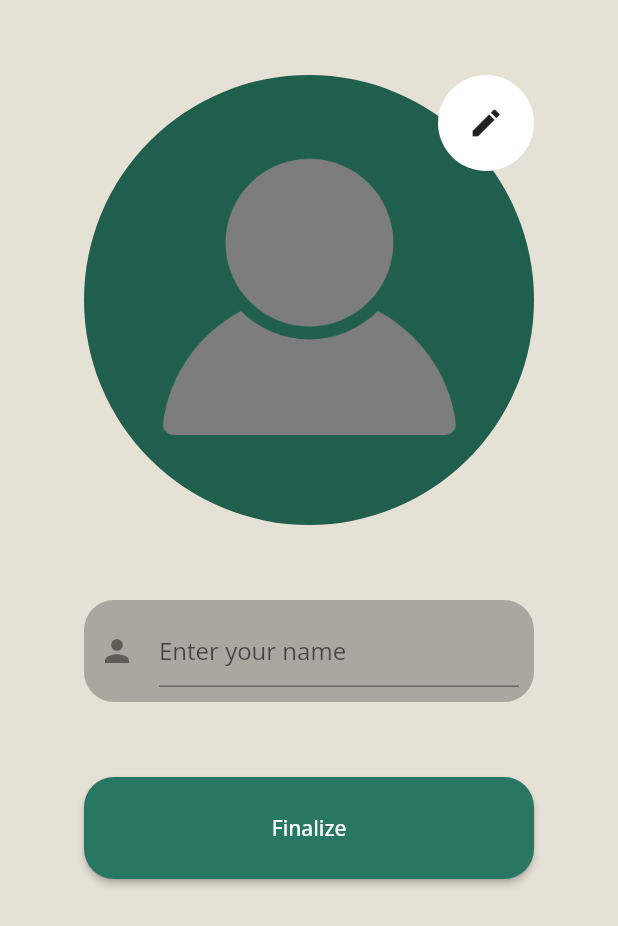
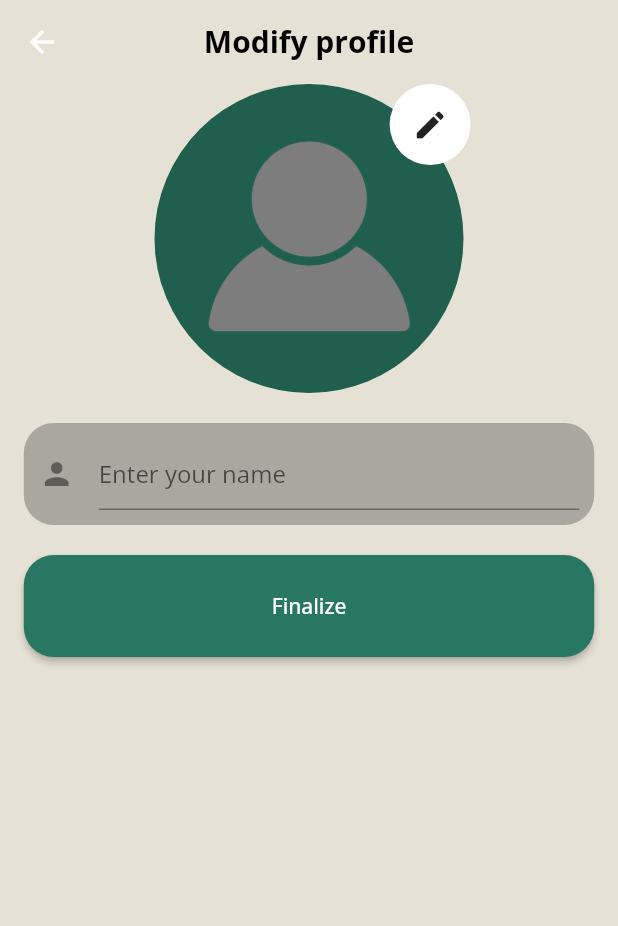
Before and after one commit to Buba98/dima_project, a Flutter app: the screen it shows once a user with an empty profile is signed in, item 2 of the bottom bar chosen, after a tap on "Modify", on a phone screen of 412 x 824 dp. Shown: the top 926 px of the screen. Run offline on Flutter 3.47's test engine with Material 2 defaults, Android fonts, the phone set to English and light mode, and no system bars; our stand-ins replace cloud_firestore, firebase_auth, firebase_core, firebase_storage, flutter_bloc, image_picker; accounts and stored records are empty.

Commit message:
Custom appbar and settings ui

```diff
--- /dev/null
+++ b/lib/custom_widgets/app_bar.dart
@@ -0,0 +1,29 @@
+import 'package:flutter/material.dart';
+
+class KAppBar extends StatelessWidget implements PreferredSizeWidget {
+  const KAppBar({
+    super.key,
+    required this.text,
+  });
+
+  final String text;
+
+  @override
+  Widget build(BuildContext context) {
+    return AppBar(
+      centerTitle: true,
+      elevation: 0,
+      backgroundColor: Colors.transparent,
+      title: Text(
+        text,
+        style: const TextStyle(
+          color: Colors.black,
+          fontWeight: FontWeight.bold,
+        ),
+      ),
+    );
+  }
+
+  @override
+  Size get preferredSize => const Size.fromHeight(kToolbarHeight);
+}
--- a/lib/custom_widgets/bottom_bar.dart
+++ b/lib/custom_widgets/bottom_bar.dart
@@ -56,5 +56,5 @@ class BottomBarState extends State<BottomBar> {
     );
   }
 
-  Size get preferredSize => const Size.fromHeight(kToolbarHeight);
+  Size get preferredSize => const Size.fromHeight(kBottomNavigationBarHeight);
 }
--- a/lib/home/home_screen.dart
+++ b/lib/home/home_screen.dart
@@ -1,5 +1,5 @@
+import 'package:dima_project/home/search/search_screen.dart';
 import 'package:dima_project/home/settings/modify_profile_screen.dart';
-import 'package:dima_project/home/search/search_screen.dart';
 import 'package:dima_project/home/settings/setting_screen.dart';
 import 'package:dima_project/loading/loading_screen.dart';
 import 'package:flutter/material.dart';
@@ -58,9 +58,6 @@ class _HomeState extends State<_Home> {
   @override
   Widget build(BuildContext context) {
     return Scaffold(
-      appBar: AppBar(
-        title: const Text('Walk the dog'),
-      ),
       body: bodyList[currentIndex],
       bottomNavigationBar: BottomBar(
         currentIndex: currentIndex,
--- a/lib/home/settings/modify_dog_screen.dart
+++ b/lib/home/settings/modify_dog_screen.dart
@@ -1,4 +1,3 @@
-import 'package:flutter/cupertino.dart';
 import 'package:flutter/material.dart';
 
 class ModifyDogScreen extends StatelessWidget {
--- a/lib/home/settings/modify_profile_screen.dart
+++ b/lib/home/settings/modify_profile_screen.dart
@@ -1,5 +1,6 @@
 import 'dart:io';
 
+import 'package:dima_project/custom_widgets/app_bar.dart';
 import 'package:dima_project/home/settings/profile_picture.dart';
 import 'package:dima_project/input/button.dart';
 import 'package:dima_project/input/text_input.dart';
@@ -35,26 +36,31 @@ class _ModifyProfileScreenState extends State<ModifyProfileScreen> {
   @override
   Widget build(BuildContext context) {
     return Scaffold(
+      appBar: const KAppBar(
+        text: 'Modify profile',
+      ),
       body: Center(
         child: SizedBox(
-          width: 300,
+          width: MediaQuery.of(context).size.width * 12 / 13,
           child: ListView(
             children: [
-              const SizedBox(
-                height: 50,
-              ),
-              GestureDetector(
+              Stack(
+                children: [
+                  Align(
+                    child: SizedBox(
+                      width: MediaQuery.of(context).size.width / 2,
+                      child: GestureDetector(
                         onTap: () async {
-                  final XFile? image =
-                      await ImagePicker().pickImage(source: ImageSource.camera);
+                          final XFile? image = await ImagePicker()
+                              .pickImage(source: ImageSource.camera);
 
                           if (image != null) {
                             setState(() => this.image = File(image.path));
                           }
                         },
                         child: FutureBuilder<String>(
-                  builder:
-                      (BuildContext context, AsyncSnapshot<String> snapshot) {
+                          builder: (BuildContext context,
+                              AsyncSnapshot<String> snapshot) {
                             if (image != null) {
                               return ProfilePicture(
                                 modify: true,
@@ -64,8 +70,8 @@ class _ModifyProfileScreenState extends State<ModifyProfileScreen> {
 
                             return ProfilePicture(
                               modify: true,
-                      backgroundImage:
-                          (snapshot.connectionState == ConnectionState.done &&
+                              backgroundImage: (snapshot.connectionState ==
+                                          ConnectionState.done &&
                                       snapshot.hasData)
                                   ? NetworkImage(snapshot.data!)
                                   : null,
@@ -73,8 +79,23 @@ class _ModifyProfileScreenState extends State<ModifyProfileScreen> {
                           },
                         ),
                       ),
+                    ),
+                  ),
+                  Positioned(
+                    top: 0,
+                    right: MediaQuery.of(context).size.width / 5,
+                    child: Container(
+                      decoration: BoxDecoration(
+                          color: Colors.white,
+                          borderRadius: BorderRadius.circular(50)),
+                      padding: const EdgeInsets.all(15),
+                      child: const Icon(Icons.mode),
+                    ),
+                  ),
+                ],
+              ),
               const SizedBox(
-                height: 50,
+                height: 20,
               ),
               TextInput(
                 hintText: 'Enter your name',
@@ -83,7 +104,7 @@ class _ModifyProfileScreenState extends State<ModifyProfileScreen> {
                 icon: Icons.person,
               ),
               const SizedBox(
-                height: 50,
+                height: 20,
               ),
               Button(
                 onPressed: () {
--- a/lib/home/settings/profile_picture.dart
+++ b/lib/home/settings/profile_picture.dart
@@ -13,35 +13,10 @@ class ProfilePicture extends StatelessWidget {
 
   @override
   Widget build(BuildContext context) {
-    return Stack(
-      alignment: Alignment.center,
-      children: [
-        FittedBox(
-          child: CircleAvatar(
-            radius: MediaQuery.of(context).size.width,
-            backgroundImage: backgroundImage,
-          ),
-        ),
-        if (modify)
-          Positioned(
-            top: 0,
-            right: 0,
-            child: Container(
-              decoration: const BoxDecoration(
-                color: Colors.white,
-                borderRadius: BorderRadius.all(
-                  Radius.circular(
-                    100,
-                  ),
-                ),
-              ),
-              child: const Padding(
-                padding: EdgeInsets.all(20),
-                child: Icon(Icons.mode),
-              ),
-            ),
-          ),
-      ],
+    return FittedBox(
+      child: CircleAvatar(
+        backgroundImage: backgroundImage,
+      ),
     );
   }
 }
--- a/lib/home/settings/setting_screen.dart
+++ b/lib/home/settings/setting_screen.dart
@@ -1,6 +1,7 @@
-import 'package:dima_project/input/button.dart';
+import 'package:dima_project/custom_widgets/app_bar.dart';
 import 'package:dima_project/home/settings/dog_card.dart';
 import 'package:dima_project/home/settings/user_card.dart';
+import 'package:dima_project/input/button.dart';
 import 'package:dima_project/model/internal_user.dart';
 import 'package:flutter/material.dart';
 import 'package:flutter_bloc/flutter_bloc.dart';
@@ -15,17 +16,19 @@ class SettingScreen extends StatelessWidget {
     InternalUser internalUser =
         (context.read<UserBloc>().state as InitializedState).internalUser;
 
-    return Center(
+    return Scaffold(
+      appBar: const KAppBar(text: 'Profile',),
+      body: Center(
         child: SizedBox(
           width: MediaQuery.of(context).size.width * 12 / 13,
-        child: Column(
+          child: ListView(
             children: [
               UserCard(
                 internalUser: internalUser,
               ),
               const Divider(),
-            Expanded(
-              child: Stack(
+              Column(
+                mainAxisAlignment: MainAxisAlignment.spaceBetween,
                 children: [
                   ListView.builder(
                     shrinkWrap: true,
@@ -47,8 +50,8 @@ class SettingScreen extends StatelessWidget {
                   ),
                 ],
               ),
+            ],
           ),
-          ],
         ),
       ),
     );
--- a/lib/home/settings/user_card.dart
+++ b/lib/home/settings/user_card.dart
@@ -1,9 +1,10 @@
-import 'package:dima_project/home/settings/modify_profile_screen.dart';
 import 'package:dima_project/home/settings/profile_picture.dart';
+import 'package:dima_project/input/show_text.dart';
 import 'package:dima_project/model/internal_user.dart';
 import 'package:flutter/material.dart';
 
 import '../../input/button.dart';
+import 'modify_profile_screen.dart';
 
 class UserCard extends StatelessWidget {
   final InternalUser internalUser;
@@ -15,21 +16,13 @@ class UserCard extends StatelessWidget {
 
   @override
   Widget build(BuildContext context) {
-    return Card(
-      shape: RoundedRectangleBorder(
-        borderRadius: BorderRadius.circular(20.0),
-      ),
-      child: Padding(
-        padding: const EdgeInsets.all(10),
-        child: Row(
-          crossAxisAlignment: CrossAxisAlignment.center,
-          mainAxisAlignment: MainAxisAlignment.spaceEvenly,
+    return Column(
+      mainAxisSize: MainAxisSize.min,
       children: [
-            Expanded(
-              flex: 10,
+        SizedBox(
+          width: MediaQuery.of(context).size.width / 2,
           child: FutureBuilder<String>(
-                builder:
-                    (BuildContext context, AsyncSnapshot<String> snapshot) {
+            builder: (BuildContext context, AsyncSnapshot<String> snapshot) {
               return ProfilePicture(
                 backgroundImage:
                     snapshot.connectionState == ConnectionState.done &&
@@ -40,23 +33,15 @@ class UserCard extends StatelessWidget {
             },
           ),
         ),
-            const Spacer(
-              flex: 1,
+        const SizedBox(
+          height: 20,
         ),
-            Expanded(
-              flex: 10,
-              child: Column(
-                crossAxisAlignment: CrossAxisAlignment.start,
-                mainAxisAlignment: MainAxisAlignment.spaceEvenly,
-                children: [
-                  const Text('Name:'),
-                  Text(
-                    internalUser.name!,
-                    style: const TextStyle(
-                      fontWeight: FontWeight.bold,
-                      fontSize: 20,
-                      color: Colors.black,
+        ShowText(
+          title: 'Name:',
+          text: internalUser.name!,
         ),
+        const SizedBox(
+          height: 20,
         ),
         Button(
           onPressed: () => Navigator.push(
@@ -69,11 +54,6 @@ class UserCard extends StatelessWidget {
           text: 'Modify',
         ),
       ],
-              ),
-            ),
-          ],
-        ),
-      ),
     );
   }
 }
--- /dev/null
+++ b/lib/input/show_text.dart
@@ -0,0 +1,41 @@
+import 'package:flutter/material.dart';
+
+class ShowText extends StatelessWidget {
+  const ShowText({
+    super.key,
+    required this.text,
+    required this.title,
+  });
+
+  final String text;
+  final String title;
+
+  @override
+  Widget build(BuildContext context) {
+    return Container(
+      alignment: Alignment.centerLeft,
+      height: 68,
+      decoration: const BoxDecoration(
+        borderRadius: BorderRadius.all(
+          Radius.circular(20),
+        ),
+        color: Colors.black26,
+      ),
+      padding: const EdgeInsets.all(10),
+      child: Column(
+        crossAxisAlignment: CrossAxisAlignment.start,
+        mainAxisAlignment: MainAxisAlignment.center,
+        children: [
+          Text(
+            title,
+            style: const TextStyle(color: Colors.black45),
+          ),
+          Text(
+            text,
+            style: const TextStyle(fontWeight: FontWeight.bold),
+          ),
+        ],
+      ),
+    );
+  }
+}
```
Lines whose indentation alone changed are shown as unchanged.
